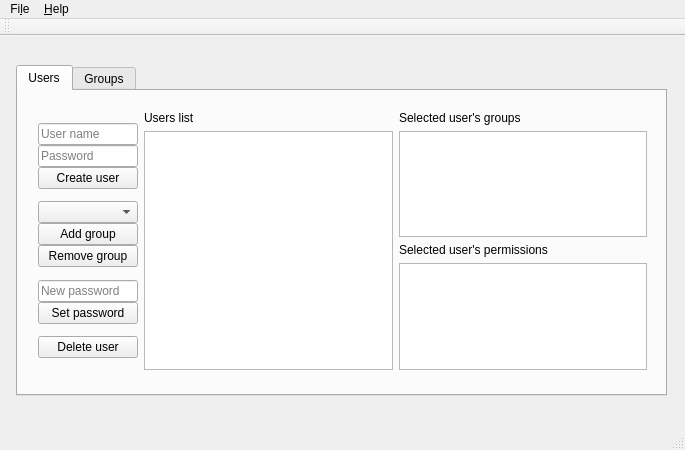
Before: the Qt Designer form MainWindow.ui in Credid/credid-client-qt, drawn with Qt 5.
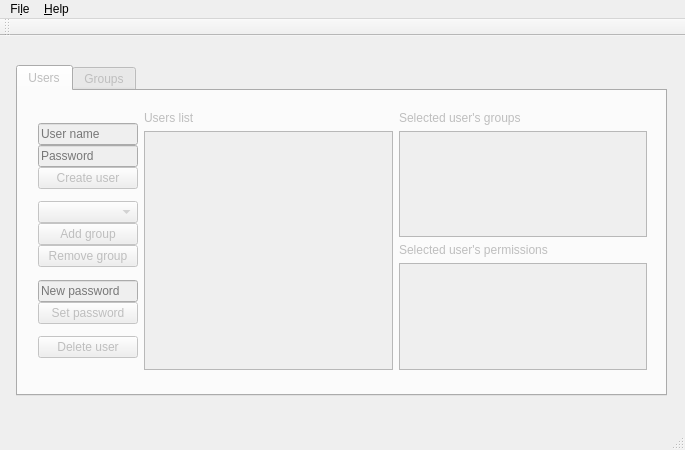
After: the same form once the commit is applied.

Commit message: Improve UI : lock if not connected & co msg

The edit to the form file:
```diff
--- a/MainWindow.ui
+++ b/MainWindow.ui
@@ -15,6 +15,9 @@
   </property>
   <widget class="QWidget" name="centralWidget">
    <widget class="QTabWidget" name="tabWidget">
+    <property name="enabled">
+     <bool>false</bool>
+    </property>
     <property name="geometry">
      <rect>
       <x>16</x>
```
Left out of the diff: 13 changed lines with no effect on the pictures. The commit also changes 1 other file.
